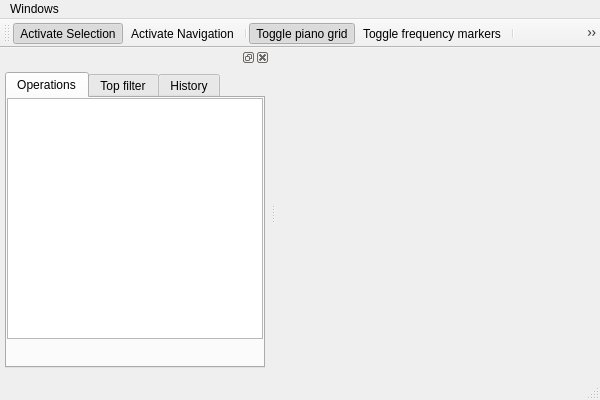
Above: mainwindow.ui from gustafsson/freq before the change. Below: the same form after it.
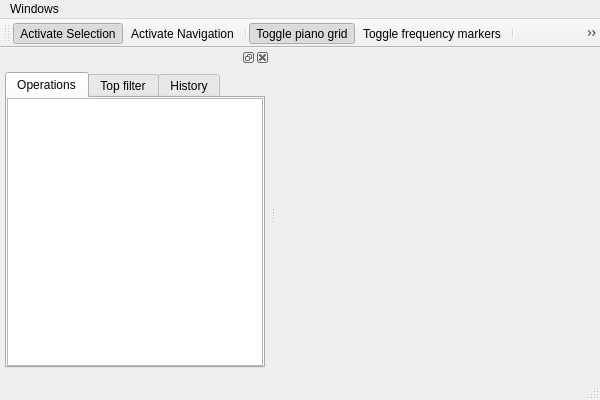
That is the form after the change. The open tabs and pages were chosen to show the change. Icons and pictures are not drawn.

Commit message: fixed sonicawe.pro

Patch:
```diff
--- a/mainwindow.ui
+++ b/mainwindow.ui
@@ -65,7 +65,7 @@
   <widget class="QDockWidget" name="layerWindow">
    <property name="minimumSize">
     <size>
-     <width>200</width>
+     <width>215</width>
      <height>209</height>
     </size>
    </property>
@@ -107,15 +107,12 @@
         <attribute name="title">
          <string>Operations</string>
         </attribute>
+        <layout class="QVBoxLayout" name="verticalLayout_3">
+         <property name="margin">
+          <number>0</number>
+         </property>
+         <item>
         <widget class="QTreeWidget" name="operationsTree">
-         <property name="geometry">
-          <rect>
-           <x>0</x>
-           <y>0</y>
-           <width>256</width>
-           <height>241</height>
-          </rect>
-         </property>
          <property name="autoFillBackground">
           <bool>true</bool>
          </property>
@@ -134,6 +131,8 @@
           </property>
          </column>
         </widget>
+         </item>
+        </layout>
        </widget>
        <widget class="QWidget" name="filterTab">
         <attribute name="title">
```
Left out of the diff: 5 changed lines with no effect on the pictures. Lines whose indentation alone changed are shown as unchanged. The commit also changes 1 other file.
